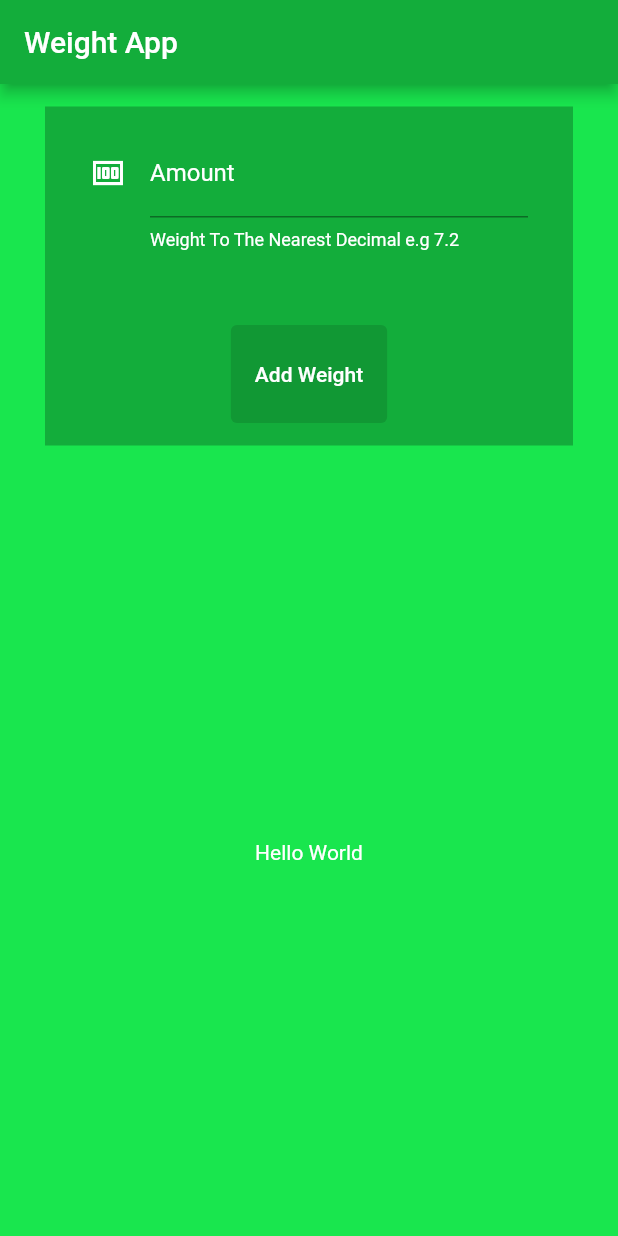
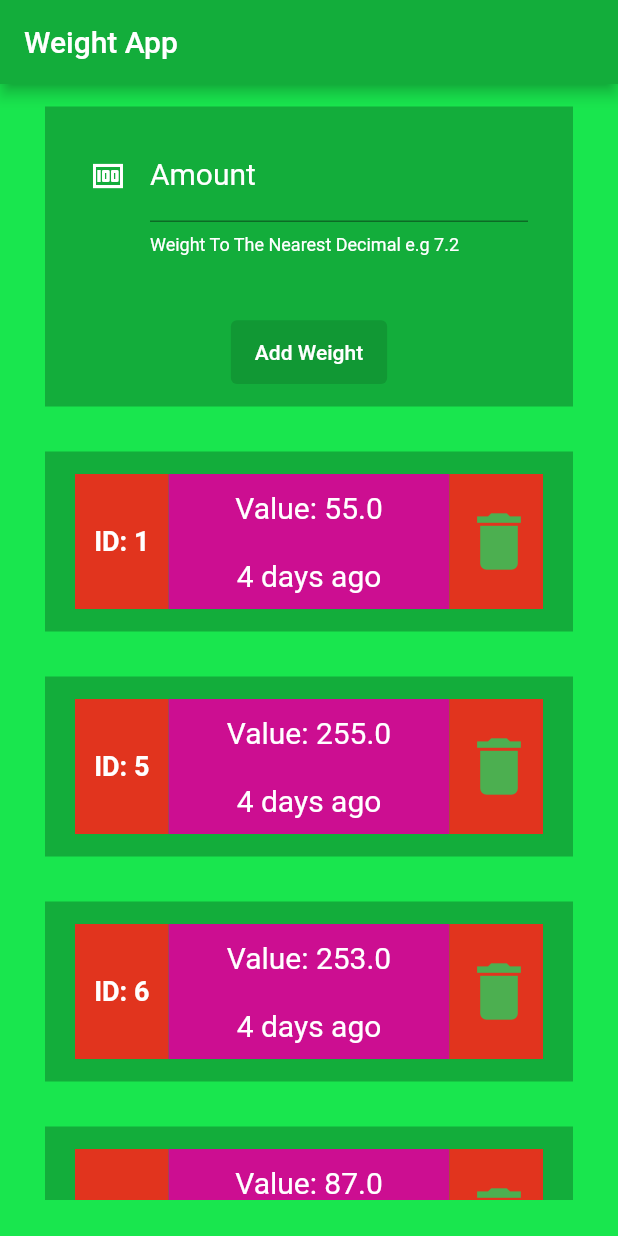
Before and after one commit to doshexchnage/flutter_nodejs_test, a Flutter app: the screen it shows after launch, on a phone screen of 412 x 824 dp. Run offline on Flutter 3.47's test engine with Material 2 defaults, Android fonts, the phone set to English and light mode, and no system bars; our stand-ins replace bloc, equatable, flutter_bloc, formz, timeago.

Commit message:
completed home page widgets

```diff
--- a/weight_app/lib/models/constants.dart
+++ b/weight_app/lib/models/constants.dart
@@ -3,3 +3,7 @@ import 'package:flutter/material.dart';
 const primaryColor = Colors.white;
 const secondaryColor = Color(0xFF13AD3B);
 const bgColor = Color(0xFF19E64E);
+
+// Complementary Colors for Secondary coler
+const compOne = Color(0xffCC0E91);
+const compTwo = Color(0xffE1341E);
--- a/weight_app/lib/ui/home.dart
+++ b/weight_app/lib/ui/home.dart
@@ -1,10 +1,20 @@
-// ignore_for_file: prefer_const_constructors_in_immutables
+// ignore_for_file: prefer_const_constructors_in_immutables, prefer_const_constructors
 
 import 'package:flutter/material.dart';
 import 'package:flutter_bloc/flutter_bloc.dart';
+import 'package:network_req/network_req.dart';
 import 'package:weight_app/bloc/user_weight/add%20weight/add_weight_bloc.dart';
 import 'package:weight_app/models/constants.dart';
+import 'package:weight_app/ui/widgets/weight_card.dart';
 import 'package:weight_app/ui/widgets/weight_form.dart';
+
+List<Map<String, dynamic>> data = [
+  {"id": 1, "userID": 5, "date": "2022-01-04T22:00:00.000Z", "value": 55},
+  {"id": 5, "userID": 5, "date": "2022-01-04T22:00:00.000Z", "value": 255},
+  {"id": 6, "userID": 5, "date": "2022-01-04T22:00:00.000Z", "value": 253},
+  {"id": 7, "userID": 5, "date": "2022-01-04T22:00:00.000Z", "value": 87},
+  {"id": 8, "userID": 5, "date": "2022-01-04T22:00:00.000Z", "value": 205}
+];
 
 class HomePage extends StatefulWidget {
   HomePage({Key? key, required this.title}) : super(key: key);
@@ -23,36 +33,26 @@ class _HomePageState extends State<HomePage> {
           backgroundColor: secondaryColor,
           title: Text(widget.title),
         ),
-        body: SafeArea(
-          child: Column(
+        body: ListView(
           children: [
-              Expanded(
-                  flex: 1,
-                  child: Container(
-                    margin:
-                        EdgeInsets.symmetric(vertical: 15.0, horizontal: 30.0),
-                    padding:
-                        EdgeInsets.symmetric(vertical: 15.0, horizontal: 30.0),
+            Container(
+              margin: EdgeInsets.symmetric(vertical: 15.0, horizontal: 30.0),
+              padding: EdgeInsets.symmetric(vertical: 15.0, horizontal: 30.0),
               width: double.infinity,
-                    height: double.infinity,
+              height: 200,
               child: BlocProvider(
-                        create: (context) => AddWeightBloc(),
-                        child: AddWeightForm()),
+                  create: (context) => AddWeightBloc(), child: AddWeightForm()),
               color: secondaryColor,
-                  )),
-              Expanded(
-                  flex: 2,
-                  child: Container(
-                    width: double.infinity,
-                    height: double.infinity,
-                    child: Center(
-                      child: Text('Hello World',
-                          style: TextStyle(color: primaryColor)),
             ),
-                    color: bgColor,
-                  ))
+            SizedBox(
+              height: MediaQuery.of(context).size.height - 310,
+              child: ListView.builder(
+                  itemCount: data.length,
+                  itemBuilder: (context, index) {
+                    return WeightCard(data: UserWeight.fromJson(data[index]));
+                  }),
+            ),
           ],
-          ),
         ));
   }
 }
--- a/weight_app/lib/ui/widgets/weight_card.dart
+++ b/weight_app/lib/ui/widgets/weight_card.dart
@@ -0,0 +1,91 @@
+// ignore_for_file: prefer_const_constructors
+
+import 'package:flutter/material.dart';
+import 'package:network_req/network_req.dart';
+import 'package:weight_app/models/constants.dart';
+import 'package:timeago/timeago.dart' as timeago;
+
+class WeightCard extends StatelessWidget {
+  const WeightCard({Key? key, required this.data}) : super(key: key);
+  final UserWeight data;
+
+  @override
+  Widget build(BuildContext context) {
+    DateTime date;
+    data.date != null ? date = data.date! : date = DateTime.now();
+
+    return Container(
+      height: 120,
+      margin: EdgeInsets.symmetric(vertical: 15.0, horizontal: 30.0),
+      padding: EdgeInsets.symmetric(vertical: 15.0, horizontal: 20.0),
+      color: secondaryColor,
+      child: Row(children: [
+        Expanded(
+            flex: 1,
+            child: Container(
+              height: double.infinity,
+              width: double.infinity,
+              alignment: Alignment.center,
+              color: compTwo,
+              child: Text(
+                'ID: ${data.id}',
+                textAlign: TextAlign.center,
+                style: TextStyle(
+                    color: primaryColor,
+                    fontSize: 18,
+                    fontWeight: FontWeight.bold),
+              ),
+            )),
+        Expanded(
+            flex: 3,
+            child: Container(
+                height: double.infinity,
+                width: double.infinity,
+                alignment: Alignment.center,
+                color: compOne,
+                child: Column(
+                    mainAxisAlignment: MainAxisAlignment.center,
+                    crossAxisAlignment: CrossAxisAlignment.center,
+                    children: [
+                      Expanded(
+                          flex: 1,
+                          child: Center(
+                            child: Text(
+                              'Value: ${data.value.toString()}',
+                              style:
+                                  TextStyle(color: Colors.white, fontSize: 20),
+                              textAlign: TextAlign.center,
+                            ),
+                          )),
+                      Expanded(
+                          flex: 1,
+                          child: Center(
+                            child: Text(
+                              timeago.format(date),
+                              style:
+                                  TextStyle(color: Colors.white, fontSize: 20),
+                              textAlign: TextAlign.center,
+                            ),
+                          ))
+                    ]))),
+        Expanded(
+            flex: 1,
+            child: Container(
+              height: double.infinity,
+              width: double.infinity,
+              alignment: Alignment.center,
+              color: compTwo,
+              child: IconButton(
+                icon: Icon(
+                  Icons.delete,
+                ),
+                iconSize: 50,
+                color: Colors.green,
+                splashColor: Colors.purple,
+                onPressed: () {},
+              ),
+            )),
+      ]),
+    );
+  }
+}
--- a/weight_app/lib/ui/widgets/weight_form.dart
+++ b/weight_app/lib/ui/widgets/weight_form.dart
@@ -34,7 +34,7 @@ class _AddWeightFormState extends State<AddWeightForm> {
       crossAxisAlignment: CrossAxisAlignment.center,
       children: [
         Expanded(
-            flex: 2,
+            flex: 3,
             child: WeightInput(key: widget.key, focusNode: _weightFocusNode)),
         Expanded(flex: 1, child: SubmitButton(key: widget.key))
       ],
@@ -55,7 +55,7 @@ class WeightInput extends StatelessWidget {
           initialValue: state.weight.value,
           focusNode: focusNode,
           decoration: InputDecoration(
-            labelStyle: TextStyle(color: Colors.white),
+            labelStyle: TextStyle(color: Colors.white, fontSize: 20),
             helperStyle: TextStyle(color: Colors.white),
             icon: const Icon(Icons.money, color: Colors.white),
             helperText: '''Weight To The Nearest Decimal e.g 7.2''',
--- a/weight_app/network_package/network_req/lib/src/api_files/models/weights.dart
+++ b/weight_app/network_package/network_req/lib/src/api_files/models/weights.dart
@@ -17,7 +17,7 @@ class UserWeight {
     id = json['id'];
     userID = json['userID'];
     date = DateTime.parse(json['date']);
-    value = json['value'];
+    value = double.parse(json['value'].toString());
   }
 
   Map<String, dynamic> toJson() {
--- a/weight_app/pubspec.yaml
+++ b/weight_app/pubspec.yaml
@@ -42,6 +42,7 @@ dependencies:
   equatable: ^2.0.3
   http: ^0.13.4
   shared_preferences: ^2.0.11
+  timeago: ^3.1.0
 
 dev_dependencies:
   flutter_test:
```
Also changed, not shown: weight_app/pubspec.lock. Lines whose indentation alone changed are shown as unchanged.
